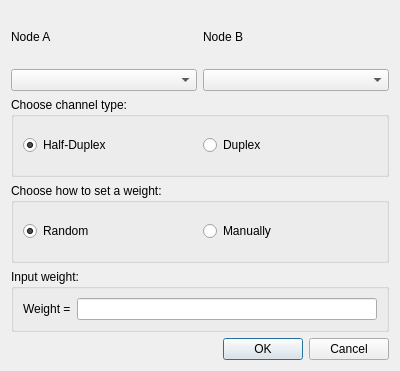
First picture: the form in createchanneldialog.ui, repository kovkinvladyslav/network-routing-simulator, before the edit.
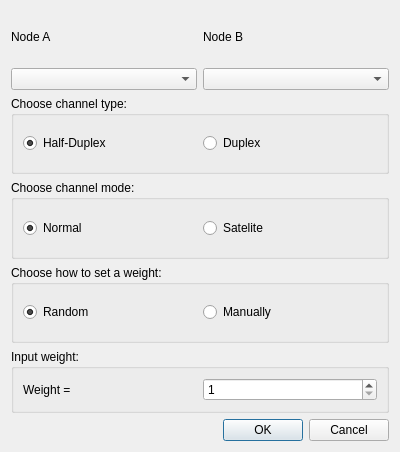
Second picture: the form after the edit.

Commit message: add remove channel functionallity

The edit to the form file:
```diff
--- a/createchanneldialog.ui
+++ b/createchanneldialog.ui
@@ -7,7 +7,7 @@
     <x>0</x>
     <y>0</y>
     <width>400</width>
-    <height>371</height>
+    <height>452</height>
    </rect>
   </property>
   <property name="sizePolicy">
@@ -81,6 +81,32 @@
      </layout>
     </widget>
    </item>
+   <item>
+    <widget class="QGroupBox" name="groupBox_3">
+     <property name="title">
+      <string>Choose channel mode:</string>
+     </property>
+     <layout class="QHBoxLayout" name="horizontalLayout_4">
+      <item>
+       <widget class="QRadioButton" name="Normal">
+        <property name="text">
+         <string>Normal</string>
+        </property>
+        <property name="checked">
+         <bool>true</bool>
+        </property>
+       </widget>
+      </item>
+      <item>
+       <widget class="QRadioButton" name="Satelite">
+        <property name="text">
+         <string>Satelite</string>
+        </property>
+       </widget>
+      </item>
+     </layout>
+    </widget>
+   </item>
    <item>
     <widget class="QGroupBox" name="groupBox_2">
      <property name="title">
@@ -133,7 +159,14 @@
        </widget>
       </item>
       <item>
-       <widget class="QLineEdit" name="lineEdit"/>
+       <widget class="QSpinBox" name="spinBox">
+        <property name="minimum">
+         <number>1</number>
+        </property>
+        <property name="maximum">
+         <number>2147483647</number>
+        </property>
+       </widget>
       </item>
      </layout>
     </widget>
```
The commit also changes 82 other files.
